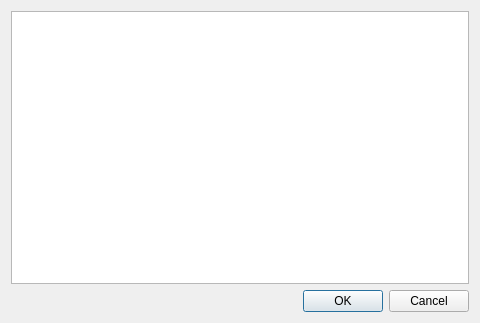
Old version of the form plugins/robots/generators/trik/promelaGenerator/ltlDialog.ui in the repository dima6120/qreal.
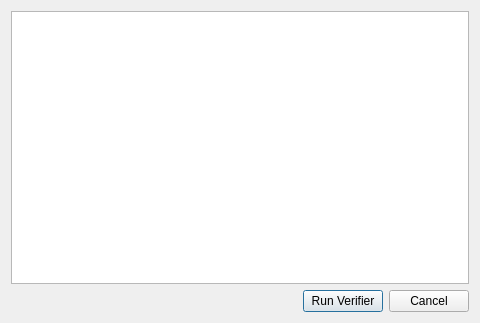
New version of the form.

Diff of the .ui file:
```diff
--- a/plugins/robots/generators/trik/promelaGenerator/ltlDialog.ui
+++ b/plugins/robots/generators/trik/promelaGenerator/ltlDialog.ui
@@ -33,7 +33,7 @@
    <item row="1" column="1">
     <widget class="QPushButton" name="okButton">
      <property name="text">
-      <string>OK</string>
+      <string>Run Verifier</string>
      </property>
     </widget>
    </item>
```
Left out of the diff: 2 changed lines with no effect on the pictures.
